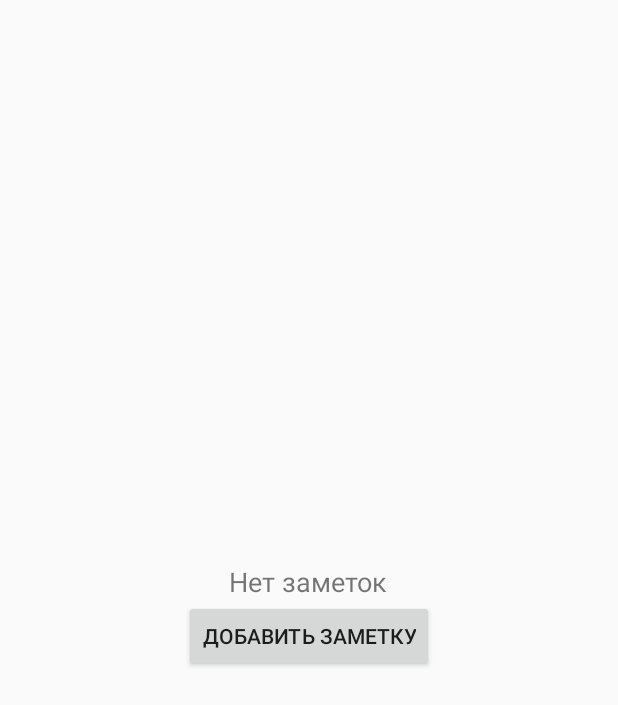
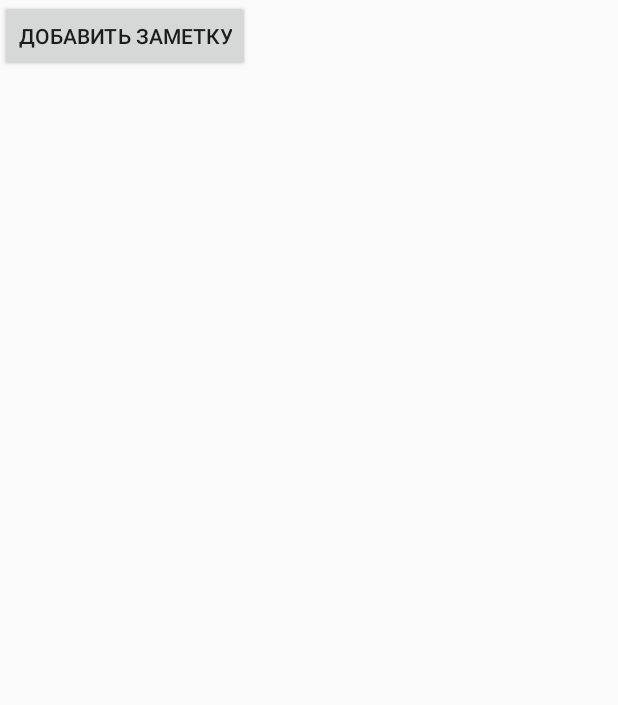
Before and after one commit to pashgulyash/WhispNote, an Android app: the layout activity_main.xml on its own in the app's theme, with its tools: preview values and no code run, on a phone screen of 412 x 824 dp. Shown: the top 705 px of the screen. Run offline under Robolectric (Android 15) with nearby library versions, the phone set to English and light mode, and no system bars.

Commit message:
Update activity_main.xml

```diff
--- a/app/src/main/res/layout/activity_main.xml
+++ b/app/src/main/res/layout/activity_main.xml
@@ -3,29 +3,9 @@
     android:layout_height="match_parent"
     android:orientation="vertical">
 
-    <androidx.recyclerview.widget.RecyclerView
-        android:id="@+id/recyclerView"
-        android:layout_width="match_parent"
-        android:layout_height="0dp"
-        android:layout_weight="1"/>
-
-    <LinearLayout
-        android:id="@+id/emptyState"
-        android:layout_width="match_parent"
-        android:layout_height="match_parent"
-        android:gravity="center"
-        android:orientation="vertical">
-
-        <TextView
-            android:layout_width="wrap_content"
-            android:layout_height="wrap_content"
-            android:text="Нет заметок"
-            android:textSize="18sp"/>
-
-        <Button
-            android:id="@+id/btnAddNote"
-            android:layout_width="wrap_content"
-            android:layout_height="wrap_content"
-            android:text="Добавить заметку"/>
-    </LinearLayout>
+    <Button
+        android:id="@+id/btnAddNote"
+        android:layout_width="wrap_content"
+        android:layout_height="wrap_content"
+        android:text="Добавить заметку"/>
 </LinearLayout>
```
